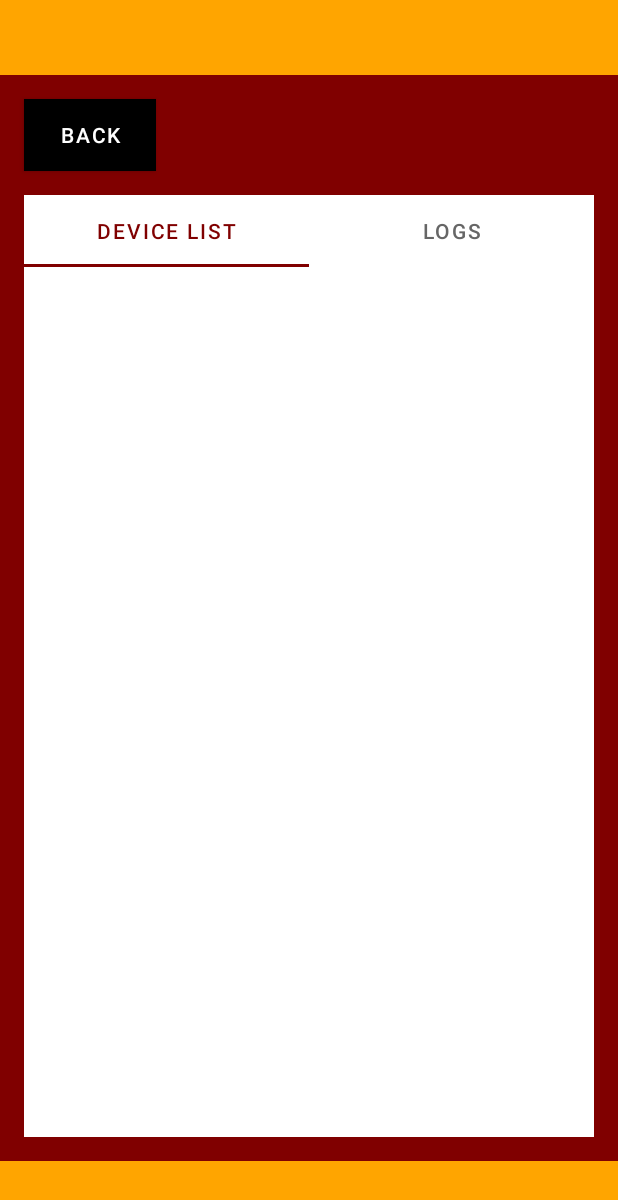
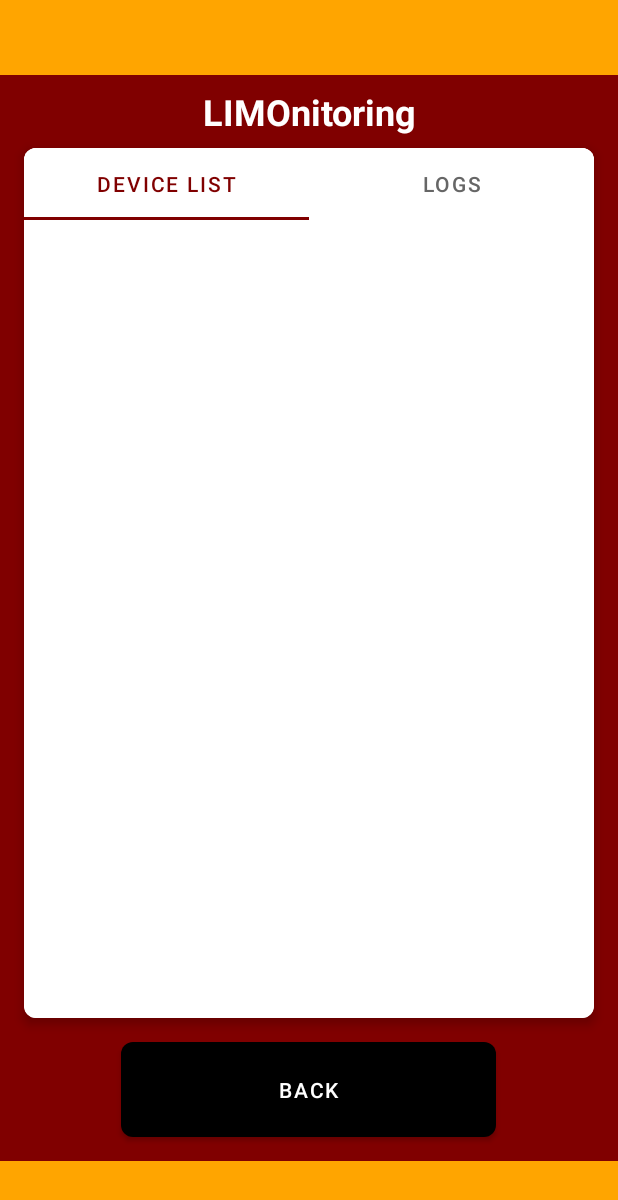
Before and after one commit to JEFFUUUUUUUUU/LIMO-Safe-App, an Android app: the layout fragment_monitoring.xml on its own in the app's theme, with its tools: preview values and no code run, on a phone screen of 412 x 824 dp. Shown: the top 1200 px of the screen. Run offline under Robolectric (Android 15) with nearby library versions, the phone set to English and light mode, and no system bars.

Commit message:
Better UI

```diff
--- a/app/src/main/res/layout/fragment_monitoring.xml
+++ b/app/src/main/res/layout/fragment_monitoring.xml
@@ -13,22 +13,31 @@
         android:layout_height="50dp"
         android:background="#FFA500"/>
 
-    <Button
-        android:id="@+id/backButton"
-        android:layout_width="wrap_content"
+    <!-- Title -->
+    <TextView
+        android:id="@+id/titleText"
+        android:layout_width="match_parent"
         android:layout_height="wrap_content"
-        android:text="BACK"
-        android:layout_margin="16dp"
+        android:text="LIMOnitoring"
+        android:textSize="24sp"
+        android:textStyle="bold"
         android:textColor="#FFFFFF"
-        android:background="#000000"/>
+        android:gravity="center"
+        android:padding="8dp"/>
 
     <!-- Content Container with white background -->
-    <LinearLayout
+    <androidx.cardview.widget.CardView
         android:layout_width="match_parent"
         android:layout_height="0dp"
         android:layout_weight="1"
+        android:layout_marginHorizontal="16dp"
+        app:cardCornerRadius="8dp"
+        app:cardElevation="4dp">
+
+        <LinearLayout
+            android:layout_width="match_parent"
+            android:layout_height="match_parent"
             android:orientation="vertical"
-        android:layout_marginHorizontal="16dp"
             android:background="#FFFFFF">
 
             <com.google.android.material.tabs.TabLayout
@@ -70,6 +79,20 @@
 
         </LinearLayout>
 
+    </androidx.cardview.widget.CardView>
+
+    <!-- Back Button -->
+    <com.google.android.material.button.MaterialButton
+        android:id="@+id/backButton"
+        android:layout_width="250dp"
+        android:layout_height="wrap_content"
+        android:text="Back"
+        android:layout_marginTop="16dp"
+        android:layout_gravity="center"
+        android:background="@drawable/button_bg"
+        android:padding="16dp"
+        android:textColor="@android:color/white" />
+
     <!-- Bottom Orange Bar -->
     <View
         android:layout_width="match_parent"
--- a/app/src/main/res/layout/item_device.xml
+++ b/app/src/main/res/layout/item_device.xml
@@ -1,5 +1,6 @@
 <?xml version="1.0" encoding="utf-8"?>
 <LinearLayout xmlns:android="http://schemas.android.com/apk/res/android"
+    xmlns:app="http://schemas.android.com/apk/res-auto"
     android:layout_width="match_parent"
     android:layout_height="wrap_content"
     android:orientation="vertical">
```
Also changed, not shown: app/src/main/java/com/example/limo_safe/MonitoringFragment.kt (+50 -28 lines), app/src/main/res/layout/dialog_edit_permissions.xml (added, +59 -0 lines), app/src/main/res/menu/user_options_menu.xml (+4 -7 lines). Lines whose indentation alone changed are shown as unchanged.
